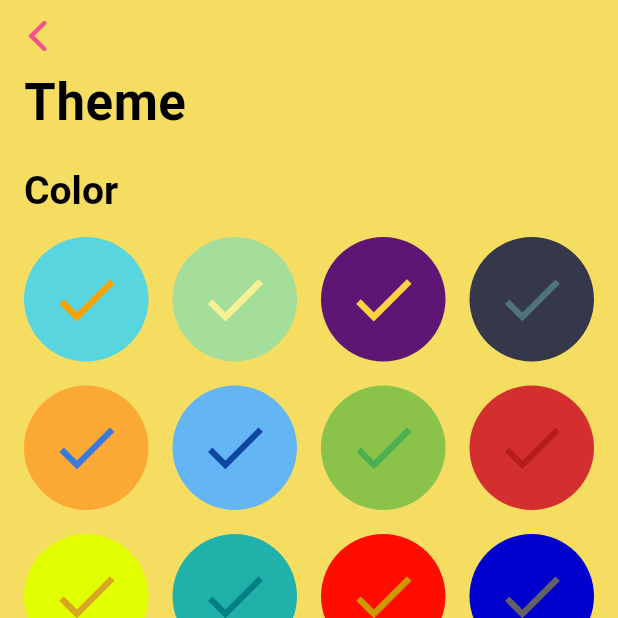
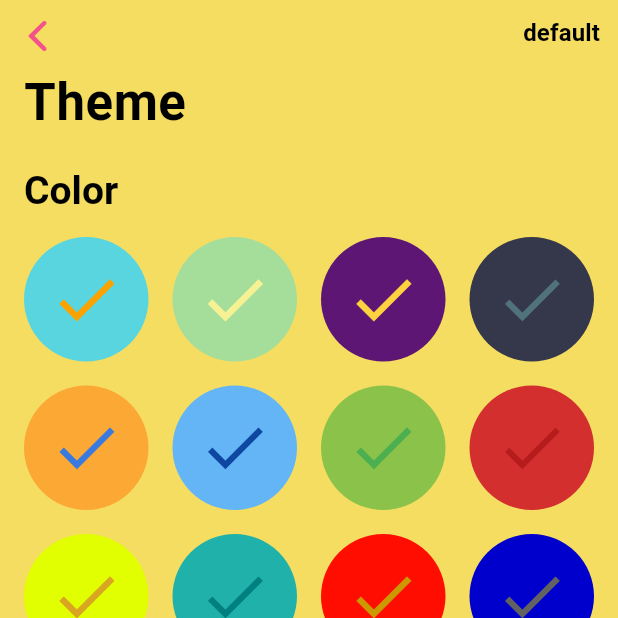
Before and after one commit to kolbe-ryo/count_habits, a Flutter app: the ThemeSettingPage screen opened directly, on a phone screen of 412 x 824 dp, the top half of it. Run offline on Flutter 3.47's test engine with Material 3 defaults, Android fonts, the phone set to English and light mode, and no system bars; our stand-ins replace dots_indicator, flutter_riverpod, fluttertoast, freezed_annotation, logger, lottie and 4 more; accounts and stored records are empty; generated files the repository leaves out were written again; Roboto replaces fonts that are missing (Hachi_Maru_Pop, Rampart_One).

Commit message:
add button

```diff
--- a/lib/presentation/pages/settings/theme_setting_page.dart
+++ b/lib/presentation/pages/settings/theme_setting_page.dart
@@ -26,6 +26,18 @@ class ThemeSettingPage extends ConsumerWidget {
             largeTitle: Text(
               'Theme',
               style: theme.textTheme.textStyle,
+            ),
+            trailing: TextButton(
+              onPressed: () {},
+              child: Text(
+                'default',
+                style: TextStyle(
+                  color: theme.brightness == Brightness.light ? Colors.black : Colors.white,
+                  fontSize: 16,
+                  fontFamily: theme.textTheme.textStyle.fontFamily,
+                  fontWeight: FontWeight.bold,
+                ),
+              ),
             ),
           ),
           SliverToBoxAdapter(
```
